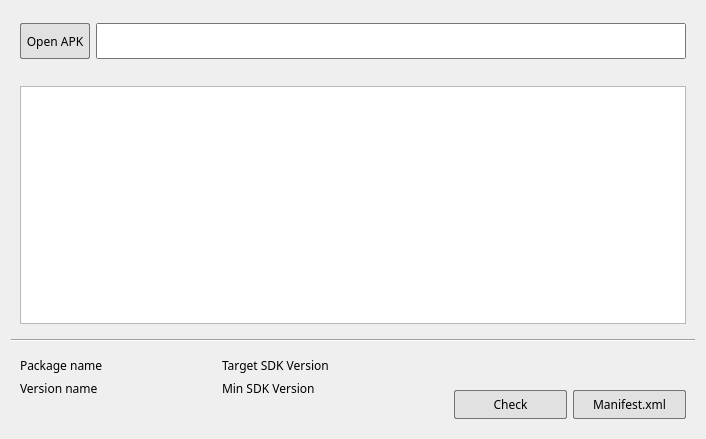
First picture: the form in ui/appchecker_window.ui, repository liyansong2018/ReverseWidget, before the edit.
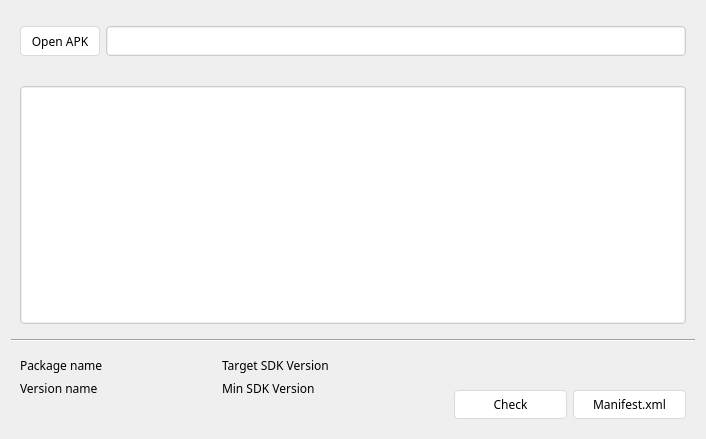
Second picture: the form after the edit. Icons and pictures are not drawn.

Commit message: Unify button size of app checker module

What changed in the file:
```diff
--- a/ui/appchecker_window.ui
+++ b/ui/appchecker_window.ui
@@ -24,7 +24,26 @@
   </property>
   <property name="styleSheet">
    <string notr="true">QGroupBox{
-	border: 0px;
+	border:0px
+}
+QPushButton{
+	text-align:center;
+    text-decoration:none;
+    background:#ffffff;
+	/*color: #fff;*/
+    color:#000000;
+
+    padding: 5px 10px 5px 10px;
+    font-weight:light;
+    border-radius:4px;
+	border:1px solid #dadada;
+	white-space: nowrap;
+}
+
+QPushButton::checked,QPushButton::hover{
+	background-image: url(&quot;ui/resources/pictures/blue_menu.png&quot;);
+	color:#ffffff;
+	font-weight: bold;
 }</string>
   </property>
   <layout class="QGridLayout" name="gridLayout_5">
@@ -36,10 +55,13 @@
        <height>60</height>
       </size>
      </property>
+     <property name="styleSheet">
+      <string notr="true"/>
+     </property>
      <property name="title">
       <string/>
      </property>
-     <layout class="QGridLayout" name="gridLayout">
+     <layout class="QGridLayout" name="gridLayout" columnstretch="0,0" columnminimumwidth="0,0">
       <item row="0" column="0">
        <widget class="QPushButton" name="openButton">
         <property name="maximumSize">
@@ -62,13 +84,14 @@
 QPushButton{
 	text-align:center;
     text-decoration:none;
-    background:#e1e1e1;
+    background:#ffffff;
+	/*color: #fff;*/
     color:#000000;
 
-    padding: 5px 5px 5px 5px;
+    padding: 5px 10px 5px 10px;
     font-weight:light;
-    border-radius:2px;
-	border:1px solid #747474;
+    border-radius:4px;
+	border:1px solid #dadada;
 	white-space: nowrap;
 }
 
@@ -94,7 +117,7 @@
         <property name="maximumSize">
          <size>
           <width>16777215</width>
-          <height>36</height>
+          <height>30</height>
          </size>
         </property>
         <property name="font">
@@ -103,8 +126,11 @@
          </font>
         </property>
         <property name="styleSheet">
-         <string notr="true">border-radius:2px;
-border:1px solid #747474;
+         <string notr="true">QTextEdit{
+	border-radius: 4px;
+	border:1px solid #ccc;
+	padding: 1px;
+}
 </string>
         </property>
         <property name="html">
@@ -132,6 +158,13 @@
           <family>微软雅黑</family>
          </font>
         </property>
+        <property name="styleSheet">
+         <string notr="true">QTextEdit{
+	border-radius: 4px;
+	border:1px solid #ccc;
+	padding: 1px;
+}</string>
+        </property>
         <property name="markdown">
          <string/>
         </property>
@@ -317,6 +350,9 @@
        <height>120</height>
       </size>
      </property>
+     <property name="styleSheet">
+      <string notr="true"/>
+     </property>
      <property name="title">
       <string/>
      </property>
@@ -343,13 +379,14 @@
 QPushButton{
 	text-align:center;
     text-decoration:none;
-    background:#e1e1e1;
+    background:#ffffff;
+	/*color: #fff;*/
     color:#000000;
 
-    padding: 5px 5px 5px 5px;
+    padding: 5px 10px 5px 10px;
     font-weight:light;
-    border-radius:2px;
-	border:1px solid #747474;
+    border-radius:4px;
+	border:1px solid #dadada;
 	white-space: nowrap;
 }
 
@@ -386,13 +423,14 @@
 QPushButton{
 	text-align:center;
     text-decoration:none;
-    background:#e1e1e1;
+    background:#ffffff;
+	/*color: #fff;*/
     color:#000000;
 
-    padding: 5px 5px 5px 5px;
+    padding: 5px 10px 5px 10px;
     font-weight:light;
-    border-radius:2px;
-	border:1px solid #747474;
+    border-radius:4px;
+	border:1px solid #dadada;
 	white-space: nowrap;
 }
 
```
The commit also changes 1 other file.
